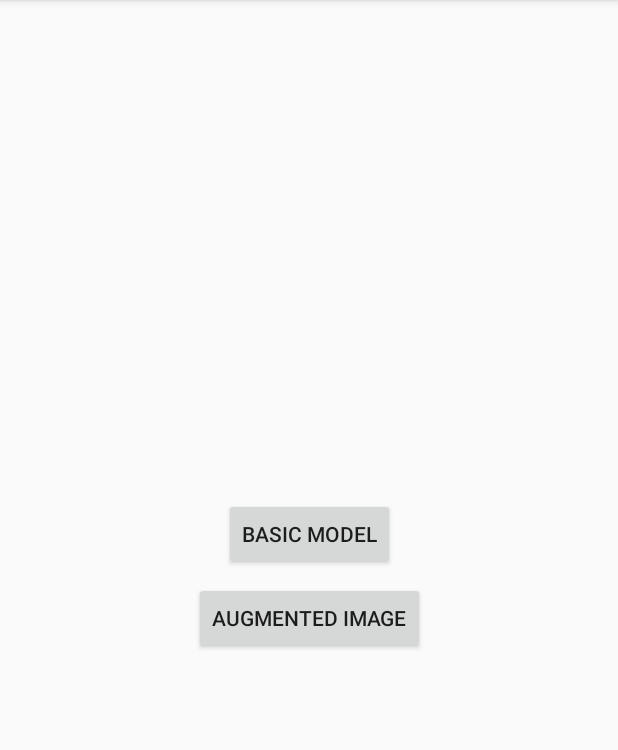
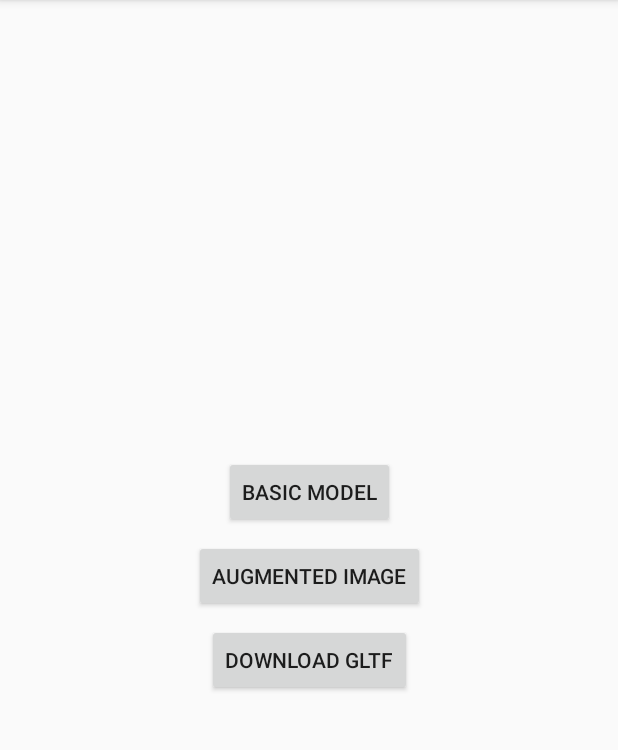
Before and after one commit to matheuscostap/ARCoreExemplo, an Android app: the screen it shows after launch (MainActivity), on a phone screen of 412 x 824 dp, the part 84-834 px from its top. Run offline under Robolectric (Android 15) with nearby library versions, the light colour scheme and no system bars.

Commit message:
Download de modelo em runtime

```diff
--- a/app/build.gradle
+++ b/app/build.gradle
@@ -41,6 +41,8 @@ dependencies {
     implementation 'com.google.ar:core:1.8.0'
     //Sceneform
     implementation 'com.google.ar.sceneform.ux:sceneform-ux:1.8.0'
+    //Assets - para download de modelos gltf
+    implementation 'com.google.ar.sceneform:assets:1.8.0'
 }
 
 
--- a/app/src/main/AndroidManifest.xml
+++ b/app/src/main/AndroidManifest.xml
@@ -3,6 +3,7 @@
           package="com.example.arcoretest">
     <!-- Permissões e features -->
     <uses-permission android:name="android.permission.CAMERA"/>
+    <uses-permission android:name="android.permission.INTERNET"/>
 
     <uses-feature
             android:name="android.hardware.camera.ar"
@@ -15,6 +16,8 @@
             android:roundIcon="@mipmap/ic_launcher_round"
             android:supportsRtl="true"
             android:theme="@style/AppTheme">
+        <activity android:name=".DownloadActivity">
+        </activity>
         <activity android:name=".AugmentedImageActivity">
         </activity>
         <activity android:name=".MainActivity">
--- a/app/src/main/java/com/example/arcoretest/MainActivity.kt
+++ b/app/src/main/java/com/example/arcoretest/MainActivity.kt
@@ -20,5 +20,10 @@ class MainActivity : AppCompatActivity() {
             val intent = Intent(this, AugmentedImageActivity::class.java)
             startActivity(intent)
         }
+
+        btn_download_gltf.setOnClickListener {
+            val intent = Intent(this, DownloadActivity::class.java)
+            startActivity(intent)
+        }
     }
 }
--- a/app/src/main/res/layout/activity_main.xml
+++ b/app/src/main/res/layout/activity_main.xml
@@ -12,13 +12,11 @@
             android:text="Basic Model"
             android:layout_width="wrap_content"
             android:layout_height="wrap_content"
-            android:layout_marginTop="8dp"
-            app:layout_constraintTop_toTopOf="parent"
-            app:layout_constraintStart_toStartOf="parent"
-            android:layout_marginStart="8dp"
-            app:layout_constraintEnd_toEndOf="parent"
-            android:layout_marginEnd="8dp" app:layout_constraintBottom_toTopOf="@+id/btn_augmented_image"
-            app:layout_constraintHorizontal_bias="0.5" app:layout_constraintVertical_chainStyle="packed"/>
+            android:layout_marginBottom="8dp"
+            app:layout_constraintBottom_toTopOf="@+id/btn_augmented_image" android:layout_marginTop="8dp"
+            app:layout_constraintTop_toTopOf="parent" app:layout_constraintStart_toStartOf="parent"
+            android:layout_marginStart="8dp" app:layout_constraintEnd_toEndOf="parent" android:layout_marginEnd="8dp"
+            app:layout_constraintVertical_chainStyle="packed"/>
 
     <Button
             android:id="@+id/btn_augmented_image"
@@ -26,9 +24,19 @@
             android:layout_width="wrap_content"
             android:layout_height="wrap_content"
             android:layout_marginBottom="8dp"
-            app:layout_constraintBottom_toBottomOf="parent" android:layout_marginTop="8dp"
+            app:layout_constraintBottom_toTopOf="@+id/btn_download_gltf"
             app:layout_constraintTop_toBottomOf="@+id/btn_basic_model" app:layout_constraintEnd_toEndOf="parent"
             android:layout_marginEnd="8dp" app:layout_constraintStart_toStartOf="parent"
-            android:layout_marginStart="8dp" app:layout_constraintHorizontal_bias="0.5"/>
+            android:layout_marginStart="8dp"/>
+
+    <Button
+            android:text="Download GLTF"
+            android:id="@+id/btn_download_gltf"
+            android:layout_width="wrap_content"
+            android:layout_height="wrap_content"
+            android:layout_marginBottom="8dp"
+            app:layout_constraintBottom_toBottomOf="parent"
+            app:layout_constraintTop_toBottomOf="@+id/btn_augmented_image" app:layout_constraintStart_toStartOf="parent"
+            android:layout_marginStart="8dp" app:layout_constraintEnd_toEndOf="parent" android:layout_marginEnd="8dp"/>
 
 </android.support.constraint.ConstraintLayout>
```
Also changed, not shown: app/src/main/java/com/example/arcoretest/DownloadActivity.kt (added, +106 -0 lines), app/src/main/res/layout/activity_download.xml (added, +58 -0 lines).
